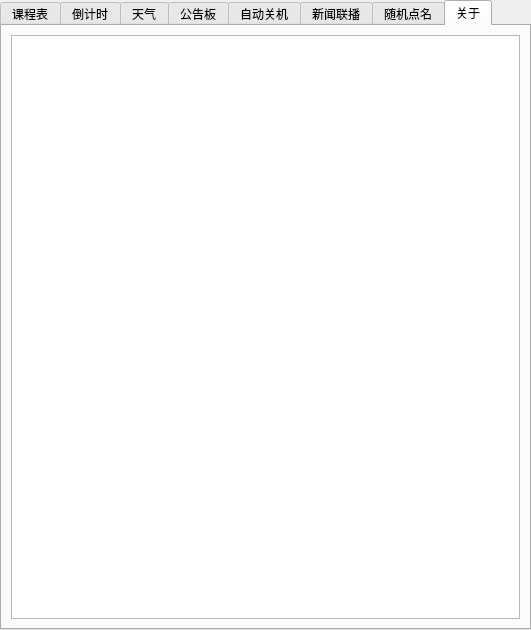
Return-Log/Education-Clock, file ui/setting.ui: the form before one commit.
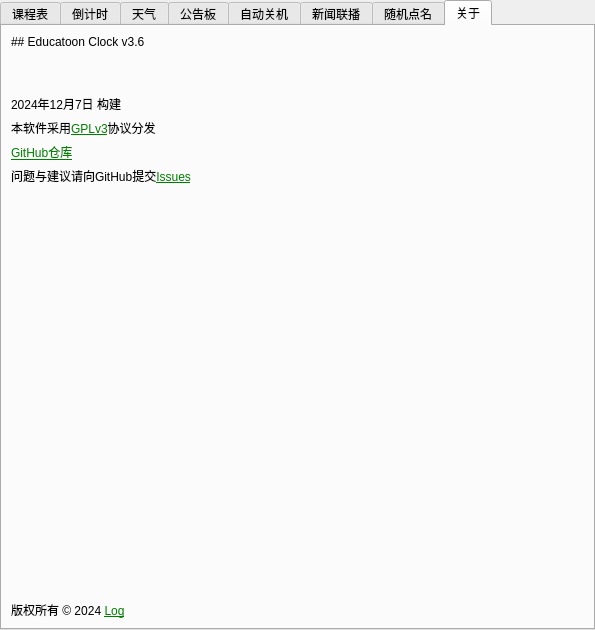
The form after the commit. The open tabs and pages were chosen to show the change. Icons and pictures are not drawn.

Commit message: v3.6 优化新消息检测逻辑，协议更换

The edit to the form file:
```diff
--- a/ui/setting.ui
+++ b/ui/setting.ui
@@ -6,7 +6,7 @@
    <rect>
     <x>0</x>
     <y>0</y>
-    <width>531</width>
+    <width>595</width>
     <height>629</height>
    </rect>
   </property>
@@ -33,8 +33,23 @@
    <property name="spacing">
     <number>0</number>
    </property>
-   <item row="1" column="0" colspan="2">
+   <item row="0" column="1">
     <widget class="QTabWidget" name="tabWidget">
+     <property name="enabled">
+      <bool>true</bool>
+     </property>
+     <property name="sizePolicy">
+      <sizepolicy hsizetype="Expanding" vsizetype="Expanding">
+       <horstretch>0</horstretch>
+       <verstretch>0</verstretch>
+      </sizepolicy>
+     </property>
+     <property name="minimumSize">
+      <size>
+       <width>0</width>
+       <height>0</height>
+      </size>
+     </property>
      <property name="tabPosition">
       <enum>QTabWidget::North</enum>
      </property>
@@ -682,14 +697,112 @@
       <attribute name="title">
        <string>关于</string>
       </attribute>
-      <layout class="QVBoxLayout" name="verticalLayout">
-       <item>
-        <widget class="QTextBrowser" name="textBrowser">
+      <layout class="QGridLayout" name="gridLayout_9">
+       <item row="0" column="1" colspan="3">
+        <widget class="QLabel" name="label_32">
+         <property name="text">
+          <string>## Educatoon Clock v3.6</string>
+         </property>
+         <property name="textFormat">
+          <enum>Qt::MarkdownText</enum>
+         </property>
+        </widget>
+       </item>
+       <item row="5" column="1" colspan="3">
+        <widget class="QLabel" name="label_31">
+         <property name="text">
+          <string>问题与建议请向GitHub提交&lt;a href='https://github.com/Return-Log/Education-Clock/issues' style='color:green;'&gt;Issues&lt;/a&gt;</string>
+         </property>
          <property name="openExternalLinks">
           <bool>true</bool>
          </property>
         </widget>
        </item>
+       <item row="9" column="1">
+        <widget class="QLabel" name="label_34">
+         <property name="text">
+          <string>版权所有 © 2024 &lt;a href='https://github.com/Return-Log' style='color:green;'&gt;Log&lt;/a&gt;</string>
+         </property>
+         <property name="openExternalLinks">
+          <bool>true</bool>
+         </property>
+        </widget>
+       </item>
+       <item row="6" column="1">
+        <spacer name="verticalSpacer_9">
+         <property name="orientation">
+          <enum>Qt::Vertical</enum>
+         </property>
+         <property name="sizeType">
+          <enum>QSizePolicy::Expanding</enum>
+         </property>
+         <property name="sizeHint" stdset="0">
+          <size>
+           <width>20</width>
+           <height>40</height>
+          </size>
+         </property>
+        </spacer>
+       </item>
+       <item row="3" column="1" colspan="3">
+        <widget class="QLabel" name="label_36">
+         <property name="text">
+          <string>本软件采用&lt;a href='https://www.gnu.org/licenses/gpl-3.0.en.html#license-text' style='color:green;'&gt;GPLv3&lt;/a&gt;协议分发</string>
+         </property>
+         <property name="openExternalLinks">
+          <bool>true</bool>
+         </property>
+        </widget>
+       </item>
+       <item row="4" column="1" colspan="3">
+        <widget class="QLabel" name="label_35">
+         <property name="text">
+          <string>&lt;a href='https://github.com/Return-Log/Education-Clock' style='color:green;'&gt;GitHub仓库&lt;/a&gt;</string>
+         </property>
+         <property name="wordWrap">
+          <bool>false</bool>
+         </property>
+         <property name="openExternalLinks">
+          <bool>true</bool>
+         </property>
+        </widget>
+       </item>
+       <item row="9" column="2" colspan="2">
+        <widget class="QLabel" name="label_37">
+         <property name="text">
+          <string/>
+         </property>
+         <property name="pixmap">
+          <pixmap>../icon/gplv3-with-text-136x68.png</pixmap>
+         </property>
+         <property name="alignment">
+          <set>Qt::AlignRight|Qt::AlignTrailing|Qt::AlignVCenter</set>
+         </property>
+        </widget>
+       </item>
+       <item row="2" column="1" colspan="3">
+        <widget class="QLabel" name="label_33">
+         <property name="text">
+          <string>2024年12月7日 构建</string>
+         </property>
+        </widget>
+       </item>
+       <item row="1" column="1">
+        <spacer name="verticalSpacer_7">
+         <property name="orientation">
+          <enum>Qt::Vertical</enum>
+         </property>
+         <property name="sizeType">
+          <enum>QSizePolicy::Minimum</enum>
+         </property>
+         <property name="sizeHint" stdset="0">
+          <size>
+           <width>20</width>
+           <height>40</height>
+          </size>
+         </property>
+        </spacer>
+       </item>
       </layout>
      </widget>
     </widget>
```
Left out of the diff: 58 changed lines with no effect on the pictures. The commit also changes 12 other files.
